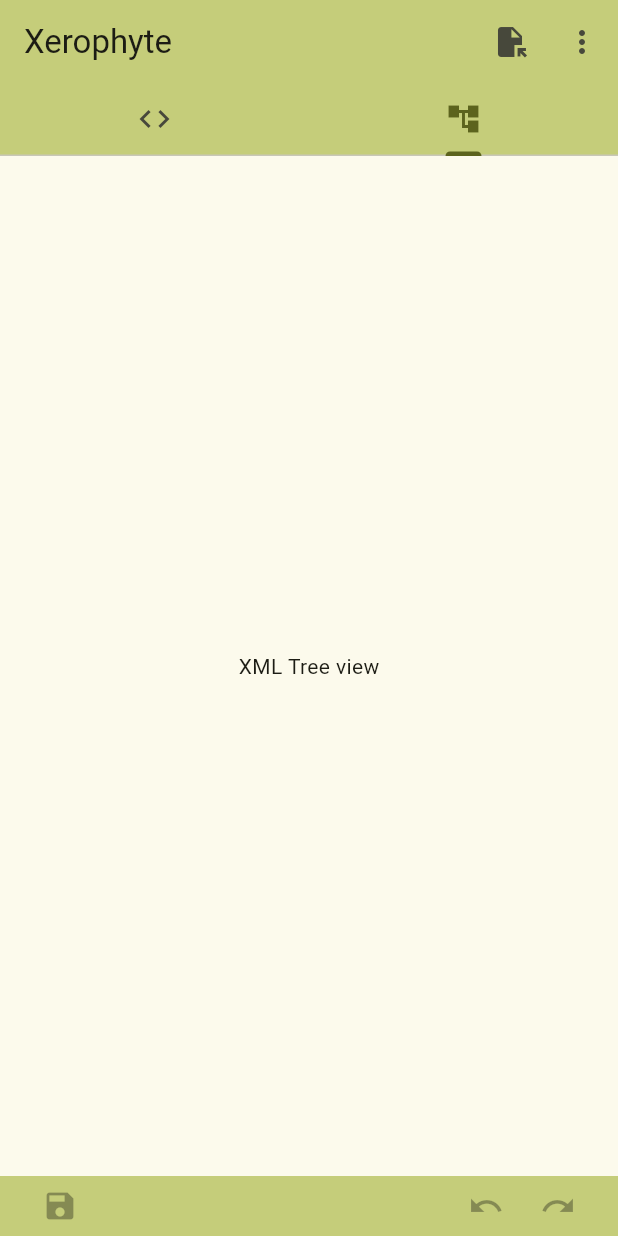
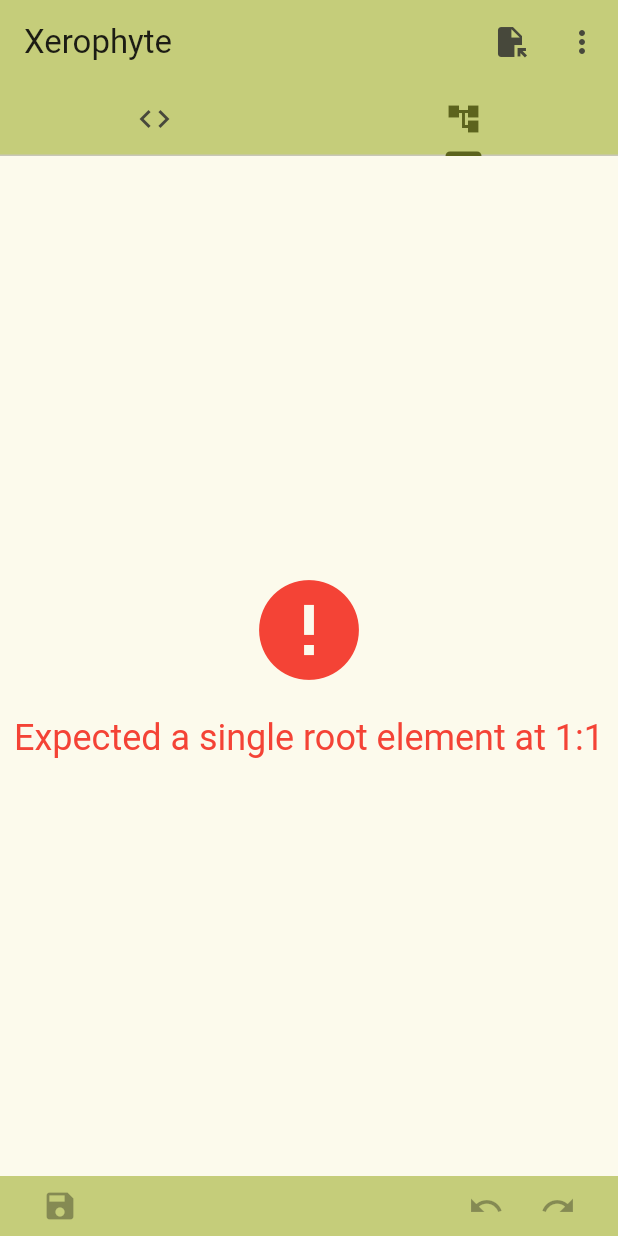
Before and after one commit to tropicbliss/xerophyte, a Flutter app: the screen it shows after launch, tab 2 chosen, on a phone screen of 412 x 824 dp. Run offline on Flutter 3.47's test engine with Material 3 defaults, Android fonts, the phone set to English and light mode, and no system bars; our stand-ins replace file_picker, fluttertoast, pdf, printing, shared_preferences, styled_text; missing offline and left inert: highlight, re_editor, re_highlight; generated files the repository leaves out were written again.

Commit message:
Implement initial tree view

```diff
--- a/lib/services/editor_state.dart
+++ b/lib/services/editor_state.dart
@@ -20,16 +20,10 @@ final class XmlSuccess extends XmlResult {
   const XmlSuccess(this.document);
 }
 
-final class XmlError {
+final class XmlFailure extends XmlResult {
   final String message;
-  final int line;
 
-  XmlError({required this.message, required this.line});
-}
-
-final class XmlFailure extends XmlResult {
-  final List<XmlError> error;
-  const XmlFailure(this.error);
+  XmlFailure({required this.message});
 }
 
 final class XPathResult {
@@ -173,8 +167,6 @@ class EditorState {
     return XPathResult(isError: true, message: "");
   }
 
-  bool get isValidXml => xml is XmlSuccess;
-
   bool get canUndo => _editorController.canUndo;
 
   bool get canRedo => _editorController.canRedo;
@@ -192,18 +184,8 @@ class EditorState {
       final document = XmlDocument.parse(_editorController.text);
       return XmlSuccess(document);
     } catch (e) {
-      String errorMessage;
-      int line;
-      if (e is XmlParserException) {
-        line = e.line;
-        errorMessage = e.message;
-      } else if (e is XmlTagException) {
-        line = e.line;
-        errorMessage = e.message;
-      } else {
-        throw UnimplementedError("Found weird error: $e");
-      }
-      return XmlFailure([XmlError(message: errorMessage, line: line)]);
+      String errorMessage = e.toString().split(": ").last;
+      return XmlFailure(message: errorMessage);
     }
   }
 
--- /dev/null
+++ b/lib/tree_editor/tree_editor.dart
@@ -0,0 +1,42 @@
+import 'package:flutter/material.dart';
+import 'package:xerophyte/services/editor_state.dart';
+import 'package:xerophyte/tree_editor/tree_view.dart';
+
+class TreeEditor extends StatelessWidget {
+  final XmlResult xmlResult;
+
+  const TreeEditor({super.key, required this.xmlResult});
+
+  @override
+  Widget build(BuildContext context) {
+    if (xmlResult case XmlSuccess xml) {
+      return TreeView(document: xml.document);
+    }
+    if (xmlResult case XmlFailure failure) {
+      return Center(
+        child: Column(
+          mainAxisAlignment: MainAxisAlignment.center,
+          children: [
+            Icon(
+              Icons.error,
+              size: 80,
+              color: Colors.red,
+            ),
+            const SizedBox(
+              height: 16,
+            ),
+            Text(
+              failure.message,
+              style: Theme.of(context)
+                  .textTheme
+                  .headlineSmall
+                  ?.copyWith(color: Colors.red),
+              textAlign: TextAlign.center,
+            ),
+          ],
+        ),
+      );
+    }
+    return const SizedBox();
+  }
+}
--- /dev/null
+++ b/lib/tree_editor/tree_view.dart
@@ -0,0 +1,17 @@
+import 'package:flutter/cupertino.dart';
+import 'package:xml/xml.dart';
+
+class TreeView extends StatelessWidget {
+  final XmlDocument document;
+
+  const TreeView({super.key, required this.document});
+
+  @override
+  Widget build(BuildContext context) {
+    return Center(
+      child: Text(
+        'XML Tree view',
+      ),
+    );
+  }
+}
--- a/lib/views/main_layout.dart
+++ b/lib/views/main_layout.dart
@@ -3,6 +3,7 @@ import 'package:xerophyte/code_editor/xml_editor.dart';
 import 'package:xerophyte/services/editor_state.dart';
 import 'package:xerophyte/services/l10n.dart';
 import 'package:xerophyte/services/printing/print_service.dart';
+import 'package:xerophyte/tree_editor/tree_editor.dart';
 import 'package:xerophyte/views/about.dart';
 import 'package:xerophyte/views/dialogs.dart';
 
@@ -37,7 +38,8 @@ class _MainLayoutState extends State<MainLayout> {
           EditorState editorState = snapshot.data!;
 
           bool isModified = editorState.isModified;
-          bool isValidXml = editorState.isValidXml;
+          XmlResult xmlResult = editorState.xml;
+          bool isValidXml = xmlResult is XmlSuccess;
 
           TextStyle? titleTheme = editorState.path == null
               ? Theme.of(context).textTheme.titleLarge
@@ -263,11 +265,9 @@ class _MainLayoutState extends State<MainLayout> {
                       },
                       isValidXml: isValidXml,
                     ),
-                    Center(
-                      child: Text(
-                        'XML Tree view',
-                      ),
-                    ),
+                    TreeEditor(
+                      xmlResult: xmlResult,
+                    )
                   ]),
             ),
           );
```
